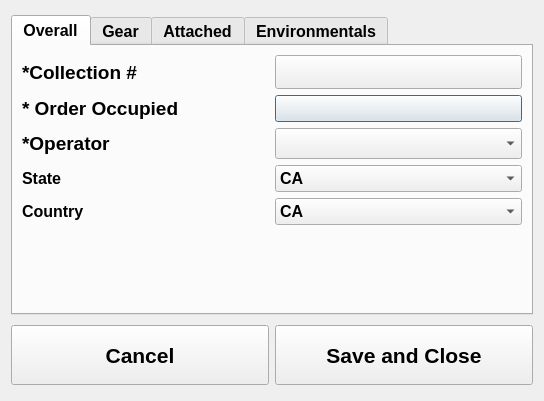
Qt form ui/CPSMetaDlg.ui (aliciabillings-noaa/CLAMS) before a commit.
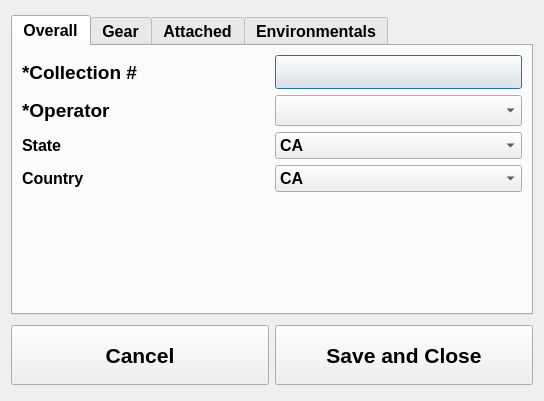
The same form after that commit. The open tabs and pages were chosen to show the change.

Commit message: Updates to event forms as requested by SW team

The edit to the form file:
```diff
--- a/ui/CPSMetaDlg.ui
+++ b/ui/CPSMetaDlg.ui
@@ -48,7 +48,7 @@
       <enum>QTabWidget::Rounded</enum>
      </property>
      <property name="currentIndex">
-      <number>0</number>
+      <number>2</number>
      </property>
      <property name="tabBarAutoHide">
       <bool>false</bool>
@@ -61,39 +61,6 @@
        <item row="0" column="0">
         <layout class="QGridLayout" name="gridLayout">
          <item row="3" column="1">
-          <widget class="QComboBox" name="cb_state">
-           <item>
-            <property name="text">
-             <string>CA</string>
-            </property>
-           </item>
-           <item>
-            <property name="text">
-             <string>OR</string>
-            </property>
-           </item>
-           <item>
-            <property name="text">
-             <string>WA</string>
-            </property>
-           </item>
-          </widget>
-         </item>
-         <item row="1" column="0">
-          <widget class="QLabel" name="l_order_occ">
-           <property name="font">
-            <font>
-             <pointsize>14</pointsize>
-             <weight>75</weight>
-             <bold>true</bold>
-            </font>
-           </property>
-           <property name="text">
-            <string>* Order Occupied</string>
-           </property>
-          </widget>
-         </item>
-         <item row="4" column="1">
           <widget class="QComboBox" name="cb_country">
            <item>
             <property name="text">
@@ -112,35 +79,40 @@
            </item>
           </widget>
          </item>
-         <item row="4" column="0">
+         <item row="1" column="1">
+          <widget class="QComboBox" name="cb_operator">
+           <property name="font">
+            <font>
+             <pointsize>14</pointsize>
+             <weight>75</weight>
+             <bold>true</bold>
+            </font>
+           </property>
+          </widget>
+         </item>
+         <item row="3" column="0">
           <widget class="QLabel" name="l_country">
            <property name="text">
             <string>Country</string>
            </property>
           </widget>
          </item>
-         <item row="1" column="1">
-          <widget class="QPushButton" name="pb_order_occ">
-           <property name="text">
-            <string/>
-           </property>
-          </widget>
-         </item>
-         <item row="0" column="0">
-          <widget class="QLabel" name="l_collection">
+         <item row="0" column="1">
+          <widget class="QPushButton" name="pb_collection">
            <property name="font">
             <font>
-             <pointsize>14</pointsize>
+             <family>Calibri</family>
+             <pointsize>16</pointsize>
              <weight>75</weight>
              <bold>true</bold>
             </font>
            </property>
            <property name="text">
-            <string>*Collection #</string>
+            <string/>
            </property>
           </widget>
          </item>
-         <item row="2" column="0">
+         <item row="1" column="0">
           <widget class="QLabel" name="l_fisher">
            <property name="font">
             <font>
@@ -154,40 +126,47 @@
            </property>
           </widget>
          </item>
-         <item row="3" column="0">
+         <item row="2" column="1">
+          <widget class="QComboBox" name="cb_state">
+           <item>
+            <property name="text">
+             <string>CA</string>
+            </property>
+           </item>
+           <item>
+            <property name="text">
+             <string>OR</string>
+            </property>
+           </item>
+           <item>
+            <property name="text">
+             <string>WA</string>
+            </property>
+           </item>
+          </widget>
+         </item>
+         <item row="0" column="0">
+          <widget class="QLabel" name="l_collection">
+           <property name="font">
+            <font>
+             <pointsize>14</pointsize>
+             <weight>75</weight>
+             <bold>true</bold>
+            </font>
+           </property>
+           <property name="text">
+            <string>*Collection #</string>
+           </property>
+          </widget>
+         </item>
+         <item row="2" column="0">
           <widget class="QLabel" name="l_state">
            <property name="text">
             <string>State</string>
            </property>
           </widget>
          </item>
-         <item row="2" column="1">
-          <widget class="QComboBox" name="cb_operator">
-           <property name="font">
-            <font>
-             <pointsize>14</pointsize>
-             <weight>75</weight>
-             <bold>true</bold>
-            </font>
-           </property>
-          </widget>
-         </item>
-         <item row="0" column="1">
-          <widget class="QPushButton" name="pb_collection">
-           <property name="font">
-            <font>
-             <family>Calibri</family>
-             <pointsize>16</pointsize>
-             <weight>75</weight>
-             <bold>true</bold>
-            </font>
-           </property>
-           <property name="text">
-            <string/>
-           </property>
-          </widget>
-         </item>
-         <item row="5" column="0">
+         <item row="4" column="0">
           <spacer name="verticalSpacer_4">
            <property name="orientation">
             <enum>Qt::Vertical</enum>
@@ -373,7 +352,7 @@
            </property>
           </widget>
          </item>
-         <item row="3" column="0">
+         <item row="4" column="0">
           <spacer name="verticalSpacer_2">
            <property name="orientation">
             <enum>Qt::Vertical</enum>
@@ -386,6 +365,13 @@
            </property>
           </spacer>
          </item>
+         <item row="3" column="0">
+          <widget class="QCheckBox" name="tf_pingers">
+           <property name="text">
+            <string>Pingers</string>
+           </property>
+          </widget>
+         </item>
         </layout>
        </item>
       </layout>
```
The commit also changes 7 other files.
